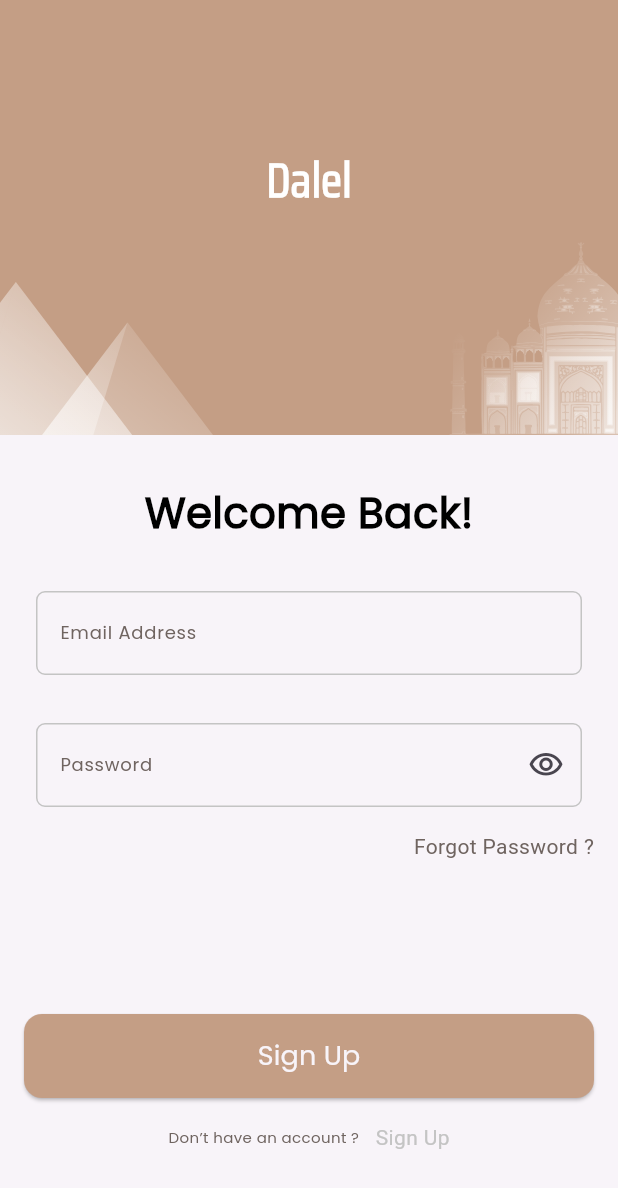
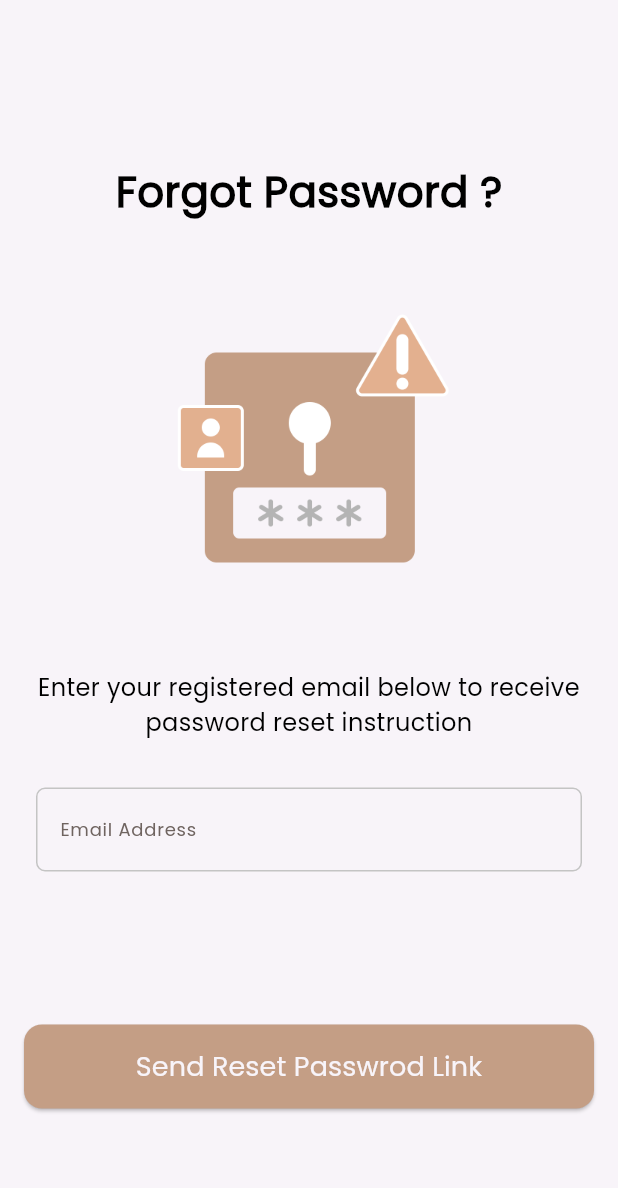
Before and after one commit to ahmed10619/dalel, a Flutter app: the SignInview screen opened by its route, after a tap on "Forgot Password ?", on a phone screen of 412 x 824 dp. Shown: the top 1188 px of the screen. Run offline on Flutter 3.47's test engine with Material 3 defaults, Android fonts, the phone set to English and light mode, and no system bars; our stand-ins replace firebase_auth, firebase_core, flutter_bloc, flutter_svg, fluttertoast, get_it and 3 more; accounts and stored records are empty.

Commit message:
create forget password view

```diff
--- a/lib/core/routers/app_routers.dart
+++ b/lib/core/routers/app_routers.dart
@@ -1,4 +1,5 @@
 import 'package:dalel/features/auth/presentation/cubits/auth_cubit/auth_cubit.dart';
+import 'package:dalel/features/auth/presentation/views/forget_password_view.dart';
 import 'package:dalel/features/auth/presentation/views/sign_in_view.dart';
 import 'package:dalel/features/auth/presentation/views/sign_up_view.dart';
 import 'package:dalel/features/home/presentation/views/home_view.dart';
@@ -11,6 +12,7 @@ class AppRouters {
   final String onBordingView = "/onBordingView";
   final String signInView = "/signInView";
   final String signUpView = "/signUpView";
+  final String forgetPasswordView = "/forgetPasswordView";
   final String homeView = "/homeView";
 }
 
@@ -39,6 +41,13 @@ final GoRouter routers = GoRouter(
       ),
     ),
     GoRoute(
+      path: AppRouters().forgetPasswordView,
+      builder: (context, state) => BlocProvider(
+        create: (context) => AuthCubit(),
+        child: const ForgetPasswordView(),
+      ),
+    ),
+    GoRoute(
       path: AppRouters().homeView,
       builder: (context, state) => const HomeView(),
     ),
--- a/lib/features/auth/presentation/cubits/auth_cubit/auth_cubit.dart
+++ b/lib/features/auth/presentation/cubits/auth_cubit/auth_cubit.dart
@@ -13,6 +13,7 @@ class AuthCubit extends Cubit<AuthState> {
   bool? termaAndCondition = false;
   GlobalKey<FormState> signUpFormKey = GlobalKey();
   GlobalKey<FormState> signInFormKey = GlobalKey();
+  GlobalKey<FormState> forgetPasswordFormKey = GlobalKey();
   bool? obscurePasswordTextValue = true;
   signUpWithEmailAndPassword() async {
     try {
@@ -75,4 +76,14 @@ class AuthCubit extends Cubit<AuthState> {
   Future<void> vertiyEmail() async {
     await FirebaseAuth.instance.currentUser!.sendEmailVerification();
   }
+
+  resetPasswordWithLink() async {
+    try {
+      emit(ForgetPasswordLoadingState());
+      await FirebaseAuth.instance.sendPasswordResetEmail(email: emailAddress!);
+      emit(ForgetPasswordSuccessState());
+    } on Exception catch (e) {
+      emit(ForgetPasswordFialurState(errMsg: e.toString()));
+    }
+  }
 }
--- a/lib/features/auth/presentation/cubits/auth_cubit/auth_state.dart
+++ b/lib/features/auth/presentation/cubits/auth_cubit/auth_state.dart
@@ -22,6 +22,16 @@ final class SignInFialurState extends AuthState {
   SignInFialurState({required this.errMsg});
 }
 
+final class ForgetPasswordLoadingState extends AuthState {}
+
+final class ForgetPasswordSuccessState extends AuthState {}
+
+final class ForgetPasswordFialurState extends AuthState {
+  final String errMsg;
+
+  ForgetPasswordFialurState({required this.errMsg});
+}
+
 final class TermsAndConditionStete extends AuthState {}
 
 final class ObscurePasswordTextUpdateState extends AuthState {}
--- /dev/null
+++ b/lib/features/auth/presentation/views/forget_password_view.dart
@@ -0,0 +1,49 @@
+import 'package:dalel/core/utils/app_assets.dart';
+import 'package:dalel/core/utils/app_strings.dart';
+import 'package:dalel/core/utils/custom_text_style.dart';
+import 'package:dalel/features/auth/presentation/widgets/custom_forget_form.dart';
+import 'package:dalel/features/auth/presentation/widgets/custom_forget_image.dart';
+import 'package:dalel/features/auth/presentation/widgets/custom_text.dart';
+import 'package:dalel/features/auth/presentation/widgets/custom_text_forget_view.dart';
+import 'package:flutter/material.dart';
+
+class ForgetPasswordView extends StatelessWidget {
+  const ForgetPasswordView({super.key});
+
+  @override
+  Widget build(BuildContext context) {
+    return const Scaffold(
+      body: CustomScrollView(
+        slivers: [
+          SliverToBoxAdapter(
+            child: SizedBox(
+              height: 108,
+            ),
+          ),
+          SliverToBoxAdapter(
+            child: CustomText(text: AppStrings.forgotPassword),
+          ),
+          SliverToBoxAdapter(
+            child: SizedBox(
+              height: 40,
+            ),
+          ),
+          SliverToBoxAdapter(
+            child: CustomForgetImage(),
+          ),
+          SliverToBoxAdapter(
+            child: SizedBox(
+              height: 24,
+            ),
+          ),
+          SliverToBoxAdapter(
+            child: CustomTextForgetView(),
+          ),
+          SliverToBoxAdapter(
+            child: CustomForgetPasswordForm(),
+          ),
+        ],
+      ),
+    );
+  }
+}
--- /dev/null
+++ b/lib/features/auth/presentation/widgets/custom_forget_form.dart
@@ -0,0 +1,67 @@
+import 'package:dalel/core/functions/app_functions.dart';
+import 'package:dalel/core/functions/show_toast.dart';
+import 'package:dalel/core/routers/app_routers.dart';
+import 'package:dalel/core/utils/app_colors.dart';
+import 'package:dalel/core/utils/app_strings.dart';
+import 'package:dalel/core/widget/custom_button.dart';
+
+import 'package:dalel/features/auth/presentation/cubits/auth_cubit/auth_cubit.dart';
+import 'package:dalel/features/auth/presentation/cubits/auth_cubit/auth_state.dart';
+
+import 'package:dalel/features/auth/presentation/widgets/custom_text_field.dart';
+
+import 'package:flutter/material.dart';
+import 'package:flutter_bloc/flutter_bloc.dart';
+
+class CustomForgetPasswordForm extends StatelessWidget {
+  const CustomForgetPasswordForm({super.key});
+
+  @override
+  Widget build(BuildContext context) {
+    AuthCubit authBloc = BlocProvider.of<AuthCubit>(context);
+    return BlocConsumer<AuthCubit, AuthState>(
+      listener: (context, state) {
+        if (state is ForgetPasswordSuccessState) {
+          showToast(msg: "Check Your Email To Reset Your Password");
+          customNavigatorpushReplacement(context, AppRouters().signInView);
+        } else if (state is ForgetPasswordFialurState) {
+          showToast(msg: state.errMsg);
+        }
+      },
+      builder: (context, state) {
+        return Form(
+          key: authBloc.forgetPasswordFormKey,
+          child: Padding(
+            padding: const EdgeInsets.symmetric(horizontal: 16.0),
+            child: Column(
+              crossAxisAlignment: CrossAxisAlignment.end,
+              children: [
+                CustomTextFormField(
+                  text: AppStrings.emailAddress,
+                  onChanged: (emailAddress) {
+                    authBloc.emailAddress = emailAddress;
+                  },
+                ),
+                const SizedBox(height: 102),
+                state is ForgetPasswordFialurState
+                    ? Center(
+                        child: CircularProgressIndicator(
+                          color: AppColors.primaryColor,
+                        ),
+                      )
+                    : CustomButton(
+                        text: AppStrings.sendResetPasswordLink,
+                        onPressed: () {
+                          if (authBloc.forgetPasswordFormKey.currentState!
+                              .validate()) {
+                            authBloc.resetPasswordWithLink();
+                          }
+                        }),
+              ],
+            ),
+          ),
+        );
+      },
+    );
+  }
+}
--- /dev/null
+++ b/lib/features/auth/presentation/widgets/custom_forget_image.dart
@@ -0,0 +1,15 @@
+import 'package:dalel/core/utils/app_assets.dart';
+import 'package:flutter/material.dart';
+
+class CustomForgetImage extends StatelessWidget {
+  const CustomForgetImage({super.key});
+
+  @override
+  Widget build(BuildContext context) {
+    return SizedBox(
+      height: 235,
+      width: 235,
+      child: Image.asset(Assets.assetsImagesForgotPassword),
+    );
+  }
+}
--- a/lib/features/auth/presentation/widgets/custom_forget_password.dart
+++ b/lib/features/auth/presentation/widgets/custom_forget_password.dart
@@ -3,12 +3,12 @@ import 'package:dalel/core/widget/custtom_text_gestureDetector.dart';
 import 'package:flutter/material.dart';
 
 class CustomForgetPassword extends StatelessWidget {
-  const CustomForgetPassword({super.key});
-
+  const CustomForgetPassword({super.key, required this.onTap});
+  final VoidCallback onTap;
   @override
   Widget build(BuildContext context) {
     return CusttomTextGestureDetector(
-      onTap: () {},
+      onTap: onTap,
       text: AppStrings.forgotPassword,
       color: const Color(0xff6F6460),
     );
--- a/lib/features/auth/presentation/widgets/custom_signin_form.dart
+++ b/lib/features/auth/presentation/widgets/custom_signin_form.dart
@@ -60,7 +60,10 @@ class CustomSignInForm extends StatelessWidget {
                 },
               ),
               const SizedBox(height: 16),
-              const CustomForgetPassword(),
+              CustomForgetPassword(
+                onTap: () =>
+                    customNavigator(context, AppRouters().forgetPasswordView),
+              ),
               const SizedBox(height: 102),
               state is SignInLoadingState
                   ? Center(
--- /dev/null
+++ b/lib/features/auth/presentation/widgets/custom_text_forget_view.dart
@@ -0,0 +1,15 @@
+import 'package:dalel/core/utils/custom_text_style.dart';
+import 'package:flutter/material.dart';
+
+class CustomTextForgetView extends StatelessWidget {
+  const CustomTextForgetView({super.key});
+
+  @override
+  Widget build(BuildContext context) {
+    return const Text(
+      textAlign: TextAlign.center,
+      'Enter your registered email below to receive password reset instruction',
+      style: CustomTextStyle.Poppins400Style16,
+    );
+  }
+}
```
